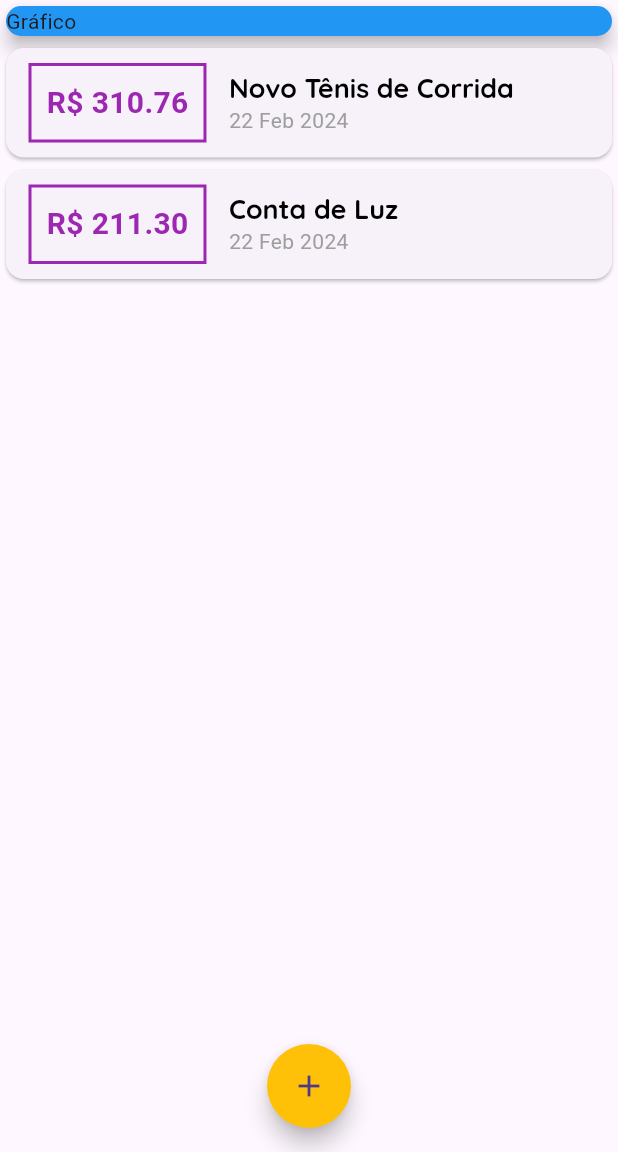
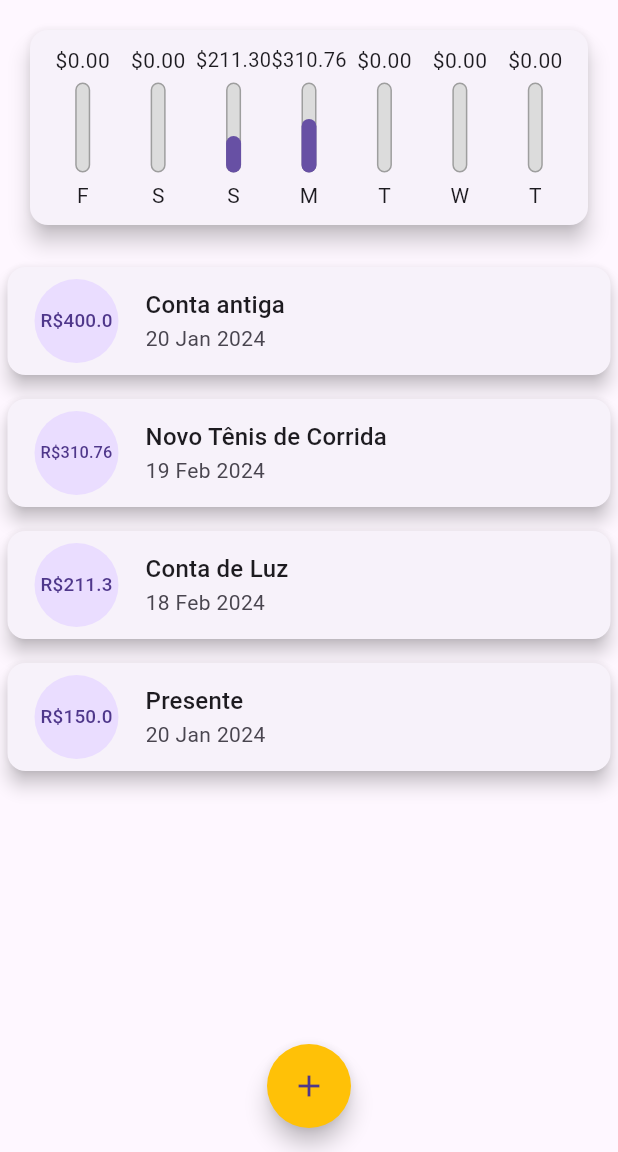
Before and after one commit to XxxCaetanoxxX/ProjetoExpanses, a Flutter app: the screen it shows after launch, on a phone screen of 412 x 824 dp, the part 84-1236 px from its top. Run offline on Flutter 3.47's test engine with Material 3 defaults, Android fonts, the phone set to English and light mode, and no system bars.

Commit message:
chart bar feita

```diff
--- a/lib/components/chart.dart
+++ b/lib/components/chart.dart
@@ -2,6 +2,7 @@ import 'package:expenses/models/transaction.dart';
 import 'package:flutter/material.dart';
 import '../models/transaction.dart';
 import 'package:intl/intl.dart';
+import './chart_bar.dart';
 
 class Chart extends StatelessWidget {
   final List<Transaction> recentTransactions;
@@ -26,13 +27,16 @@ class Chart extends StatelessWidget {
         }
       }
 
-      print(DateFormat.E().format(weekDay)[0]);
-      print(totalSum);
-
       return {
         'day': DateFormat.E().format(weekDay)[0],
         'value': totalSum,
       };
+    }).reversed.toList();
+  }
+
+  double get _weekTotalValue {
+    return groupedTransactions.fold(0.0, (sum, tr) {
+      return sum + (tr['value'] as double);
     });
   }
 
@@ -41,8 +45,21 @@ class Chart extends StatelessWidget {
     return Card(
       elevation: 6,
       margin: EdgeInsets.all(20),
-      child: Row(
-        children: [],
+      child: Padding(
+        padding: const EdgeInsets.all(10.0),
+        child: Row(
+          mainAxisAlignment: MainAxisAlignment.spaceAround,
+          children: groupedTransactions.map((tr) {
+            return Flexible(
+              fit: FlexFit.tight,
+              child: ChartBar(
+                label: tr['day'] as String,
+                value: tr['value'] as double,
+                percentage: (tr['value'] as double) / _weekTotalValue,
+              ),
+            );
+          }).toList(),
+        ),
       ),
     );
   }
--- /dev/null
+++ b/lib/components/chart_bar.dart
@@ -0,0 +1,58 @@
+import 'package:flutter/material.dart';
+
+class ChartBar extends StatelessWidget {
+  final String label;
+  final double value;
+  final double percentage;
+
+  ChartBar({
+    required this.label,
+    required this.value,
+    required this.percentage,
+  });
+
+  @override
+  Widget build(BuildContext context) {
+    return Column(
+      children: [
+        Container(
+          height: 20,
+          child: FittedBox(
+            child: Text('\$${value.toStringAsFixed(2)}'),
+          ),
+        ),
+        SizedBox(height: 5),
+        Container(
+          height: 60,
+          width: 10,
+          child: Stack(
+            alignment: Alignment.bottomCenter,
+            children: [
+              Container(
+                decoration: BoxDecoration(
+                  border: Border.all(
+                    color: Colors.grey,
+                    width: 1.0,
+                  ),
+                  color: Color.fromRGBO(220, 220, 220, 1),
+                  borderRadius: BorderRadius.circular(5),
+                ),
+              ),
+              FractionallySizedBox(
+                heightFactor: percentage,
+                child: Container(
+                  decoration: BoxDecoration(
+                    color: Theme.of(context).primaryColor,
+                    borderRadius: BorderRadius.circular(5),
+                  ),
+                ),
+              )
+            ],
+          ),
+        ),
+        SizedBox(height: 5),
+        Text(label),
+      ],
+    );
+  }
+}
--- a/lib/components/transaction_list.dart
+++ b/lib/components/transaction_list.dart
@@ -10,7 +10,7 @@ class transactionList extends StatelessWidget {
   @override
   Widget build(BuildContext context) {
     return SizedBox(
-      height: 300,
+      height: 400,
       child: transactions.isEmpty
           ? Column(
               children: [
@@ -38,47 +38,69 @@ class transactionList extends StatelessWidget {
               itemBuilder: (ctx, index) {
                 final tr = transactions[index];
                 return Card(
-                  child: Row(
-                    children: [
-                      Container(
-                        margin: EdgeInsets.symmetric(
-                          horizontal: 15,
-                          vertical: 10,
-                        ),
-                        decoration: BoxDecoration(
-                          border: Border.all(
-                            color: Theme.of(context).colorScheme.primary,
-                            width: 2,
-                          ),
-                        ),
-                        padding: EdgeInsets.all(10),
-                        child: Text(
-                          'R\$ ${tr.value.toStringAsFixed(2)}',
-                          style: TextStyle(
-                            fontWeight: FontWeight.bold,
-                            fontSize: 20,
-                            color: Theme.of(context).colorScheme.primary,
-                          ),
+                  elevation: 5,
+                  margin: EdgeInsets.symmetric(vertical: 8, horizontal: 5),
+                  child: ListTile(
+                    leading: CircleAvatar(
+                      radius: 30,
+                      child: Padding(
+                        padding: const EdgeInsets.all(6.0),
+                        child: FittedBox(
+                          child: Text('R\$${tr.value}'),
                         ),
                       ),
-                      Column(
-                        crossAxisAlignment: CrossAxisAlignment.start,
-                        children: [
-                          Text(
-                            tr.title,
-                            style: Theme.of(context).textTheme.titleLarge,
-                          ),
-                          Text(
-                            DateFormat('d MMM y').format(tr.date),
-                            style: TextStyle(
-                              color: Colors.grey,
-                            ),
-                          ),
-                        ],
-                      ),
-                    ],
+                    ),
+                    title: Text(
+                      tr.title,
+                      style: Theme.of(context).textTheme.titleMedium,
+                    ),
+                    subtitle: Text(
+                      DateFormat('d MMM y').format(tr.date),
+                    ),
                   ),
                 );
+                // return Card(
+                //   child: Row(
+                //     children: [
+                //       Container(
+                //         margin: EdgeInsets.symmetric(
+                //           horizontal: 15,
+                //           vertical: 10,
+                //         ),
+                //         decoration: BoxDecoration(
+                //           border: Border.all(
+                //             color: Theme.of(context).colorScheme.primary,
+                //             width: 2,
+                //           ),
+                //         ),
+                //         padding: EdgeInsets.all(10),
+                //         child: Text(
+                //           'R\$ ${tr.value.toStringAsFixed(2)}',
+                //           style: TextStyle(
+                //             fontWeight: FontWeight.bold,
+                //             fontSize: 20,
+                //             color: Theme.of(context).colorScheme.primary,
+                //           ),
+                //         ),
+                //       ),
+                //       Column(
+                //         crossAxisAlignment: CrossAxisAlignment.start,
+                //         children: [
+                //           Text(
+                //             tr.title,
+                //             style: Theme.of(context).textTheme.titleLarge,
+                //           ),
+                //           Text(
+                //             DateFormat('d MMM y').format(tr.date),
+                //             style: TextStyle(
+                //               color: Colors.grey,
+                //             ),
+                //           ),
+                //         ],
+                //       ),
+                //     ],
+                //   ),
+                // );
               },
             ),
     );
--- a/lib/main.dart
+++ b/lib/main.dart
@@ -1,8 +1,10 @@
+import 'package:expenses/components/chart.dart';
 import 'package:flutter/material.dart';
 import 'dart:math';
 import './components/transaction_form.dart';
 import './components/transaction_list.dart';
 import 'models/transaction.dart';
+import 'components/chart.dart';
 
 main() => runApp(ExpensesApp());
 
@@ -46,18 +48,36 @@ class MyHomePage extends StatefulWidget {
 class _MyHomePageState extends State<MyHomePage> {
   final List<Transaction> _transactions = [
     Transaction(
+      id: 't0',
+      title: 'Conta antiga',
+      value: 400.00,
+      date: DateTime.now().subtract(Duration(days: 33)),
+    ),
+    Transaction(
       id: 't1',
       title: 'Novo Tênis de Corrida',
       value: 310.76,
-      date: DateTime.now(),
+      date: DateTime.now().subtract(Duration(days: 3)),
     ),
     Transaction(
       id: 't2',
       title: 'Conta de Luz',
       value: 211.30,
-      date: DateTime.now(),
+      date: DateTime.now().subtract(Duration(days: 4)),
+    ),
+    Transaction(
+      id: 't3',
+      title: 'Presente',
+      value: 150.00,
+      date: DateTime.now().subtract(Duration(days: 33)),
     ),
   ];
+
+  List<Transaction> get _recentTransactions {
+    return _transactions.where((tr) {
+      return tr.date.isAfter(DateTime.now().subtract(Duration(days: 7)));
+    }).toList();
+  }
 
   _addTransaction(String title, double value) {
     final newTransaction = Transaction(
@@ -100,14 +120,7 @@ class _MyHomePageState extends State<MyHomePage> {
         child: Column(
           crossAxisAlignment: CrossAxisAlignment.stretch,
           children: <Widget>[
-            Container(
-              width: double.infinity,
-              child: Card(
-                color: Colors.blue,
-                child: Text('Gráfico'),
-                elevation: 5,
-              ),
-            ),
+            Chart(_recentTransactions),
             transactionList(_transactions),
           ],
         ),
```
